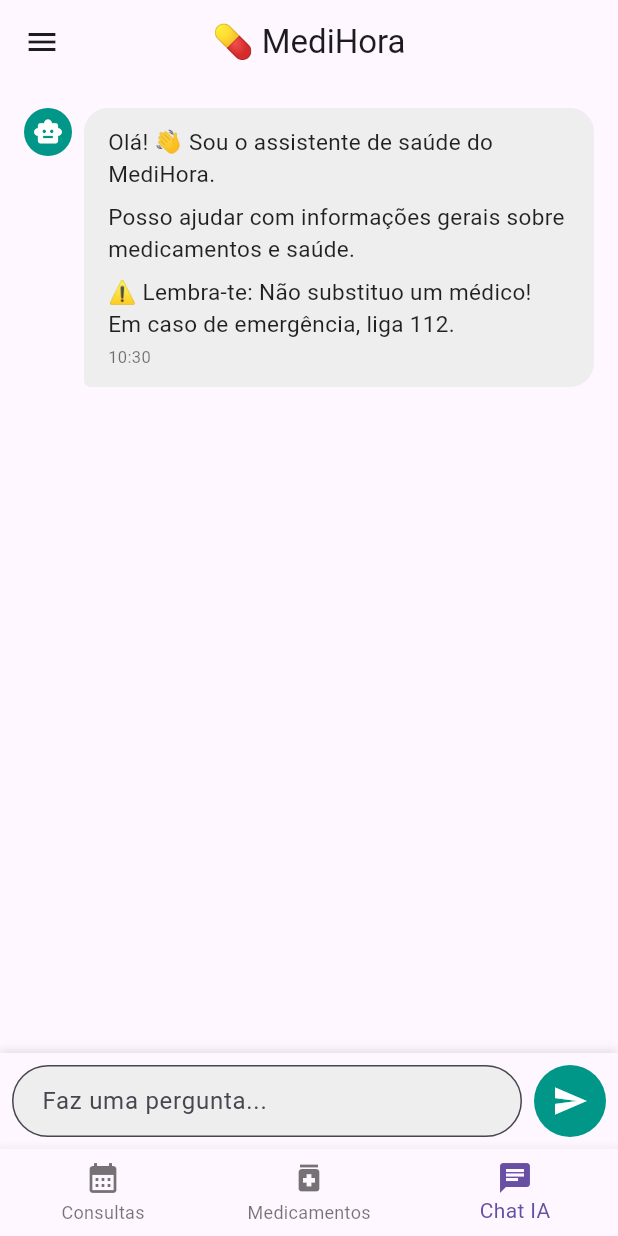
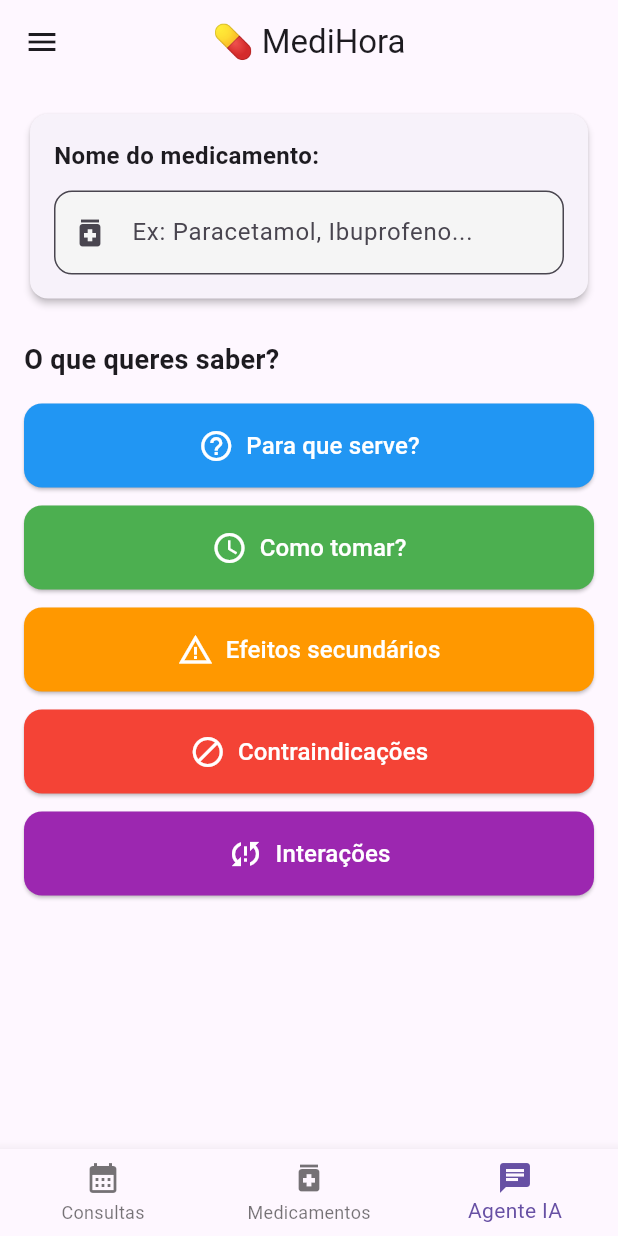
Before and after one commit to amBarreto/PAP, a Flutter app: the screen it shows after launch, item 3 of the bottom bar chosen, on a phone screen of 412 x 824 dp. Run offline on Flutter 3.47's test engine with Material 3 defaults, Android fonts, the phone set to English and light mode, and no system bars; drawn by our look-alikes of flutter_markdown; our stand-ins replace flutter_local_notifications, isar, permission_handler, timezone; accounts and stored records are empty; generated files the repository leaves out were written again; network calls fail.

Commit message:
mudanças na AI

```diff
--- a/lib/home_page.dart
+++ b/lib/home_page.dart
@@ -3,7 +3,7 @@
 import 'package:flutter/material.dart';
 import 'main.dart';
 import 'pages/consultas_page.dart';
-import 'pages/chat_ai_page.dart';
+import 'pages/ia_page.dart';
 import 'drawer.dart';
 
 class HomePage extends StatefulWidget {
@@ -34,7 +34,7 @@
         toggleTheme: widget.toggleTheme,
         showAppBar: false,  // Não mostra AppBar própria
       ),
-      const ChatIAPage(showAppBar: false),  // Não mostra AppBar própria
+      const AiPage(showAppBar: false),  // Não mostra AppBar própria
     ];
 
     return Scaffold(
@@ -65,7 +65,7 @@
           ),
           BottomNavigationBarItem(
             icon: Icon(Icons.chat),
-            label: 'Chat IA',
+            label: 'Agente IA',
           ),
         ],
       ),
--- a/lib/models/mensagem.dart
+++ b/lib/models/mensagem.dart
@@ -1,11 +1,13 @@
 class Mensagem {
-  final String texto;
-  final bool isUser;
+  final String medicamento;
+  final String tipoConsulta;
+  final String resposta;
   final DateTime timestamp;
 
   Mensagem({
-    required this.texto,
-    required this.isUser,
+    required this.medicamento,
+    required this.tipoConsulta,
+    required this.resposta,
     required this.timestamp,
   });
 }
--- a/lib/pages/chat_ai_page.dart
+++ /dev/null
@@ -1,359 +0,0 @@
-import 'package:flutter/material.dart';
-import '../models/mensagem.dart';
-import '../services/ia_service.dart';
-import 'package:flutter_markdown/flutter_markdown.dart';
-
-class ChatIAPage extends StatefulWidget {
-  final bool showAppBar;
-
-  const ChatIAPage({
-    super.key,
-    this.showAppBar = true,
-  });
-
-  @override
-  State<ChatIAPage> createState() => _ChatIAPageState();
-}
-
-class _ChatIAPageState extends State<ChatIAPage> {
-  final List<Mensagem> mensagens = [];
-  final TextEditingController messageController = TextEditingController();
-  final ScrollController scrollController = ScrollController();
-  final IAService iaService = IAService(); //serviço IA
-
-  bool isLoading = false;
-  bool isOnline = false;
-
-  @override
-  void initState() {
-    super.initState();
-    verificarStatus();
-    adicionarMensagemBemVinda();
-  }
-
-  Future<void> verificarStatus() async { // /health
-    final status = await iaService.verificarStatus();
-    setState(() => isOnline = status);
-  }
-
-  void adicionarMensagemBemVinda() {
-    setState(() {
-      mensagens.add(Mensagem(
-        texto: 'Olá! 👋 Sou o assistente de saúde do MediHora.\n\n'
-            'Posso ajudar com informações gerais sobre medicamentos e saúde.\n\n'
-            '⚠️ Lembra-te: Não substituo um médico! Em caso de emergência, liga 112.',
-        isUser: false,
-        timestamp: DateTime.now(),
-      ));
-    });
-  }
-
-  Future<void> enviarMensagem() async {
-    if (messageController.text.trim().isEmpty) return;
-
-    final texto = messageController.text.trim();
-    messageController.clear();
-
-    // Adiciona mensagem do utilizador
-    setState(() {
-      mensagens.add(Mensagem(
-        texto: texto,
-        isUser: true,
-        timestamp: DateTime.now(),
-      ));
-      isLoading = true;
-    });
-
-    scrollToBottom();
-
-    // Chama a IA
-    final resposta = await iaService.perguntar(texto); //render -> main.py -> IA
-
-    // Adiciona resposta da IA
-    setState(() {
-      mensagens.add(Mensagem(
-        texto: resposta,
-        isUser: false,
-        timestamp: DateTime.now(),
-      ));
-      isLoading = false;
-    });
-
-    scrollToBottom();
-  }
-
-  void scrollToBottom() {
-    Future.delayed(const Duration(milliseconds: 100), () {
-      if (scrollController.hasClients) {
-        scrollController.animateTo(
-          scrollController.position.maxScrollExtent,
-          duration: const Duration(milliseconds: 300),
-          curve: Curves.easeOut,
-        );
-      }
-    });
-  }
-
-  //UI
-  @override
-  Widget build(BuildContext context) {
-
-      final isDark = Theme.of(context).brightness == Brightness.dark;  //dark mode
-
-    return Scaffold(
-      appBar: widget.showAppBar
-          ? AppBar(
-              title: const Text('🤖 Assistente IA'),
-              centerTitle: true,
-              actions: [
-                Padding(
-                  padding: const EdgeInsets.only(right: 8),
-                  child: Center(
-                    child: Container(
-                      padding: const EdgeInsets.symmetric(horizontal: 12, vertical: 6),
-                      decoration: BoxDecoration(
-                        color: isOnline ? Colors.green.shade100 : Colors.red.shade100,
-                        borderRadius: BorderRadius.circular(12),
-                      ),
-                      child: Row(
-                        mainAxisSize: MainAxisSize.min,
-                        children: [
-                          Icon(
-                            isOnline ? Icons.cloud_done : Icons.cloud_off,
-                            color: isOnline ? Colors.green : Colors.red,
-                            size: 16,
-                          ),
-                          const SizedBox(width: 4),
-                          Text(
-                            isOnline ? 'Online' : 'Offline',
-                            style: TextStyle(
-                              color: isOnline ? Colors.green.shade900 : Colors.red.shade900,
-                              fontSize: 12,
-                              fontWeight: FontWeight.bold,
-                            ),
-                          ),
-                        ],
-                      ),
-                    ),
-                  ),
-                ),
-              ],
-            )
-          : null,
-      body: Column(
-        children: [
-          // Lista de mensagens
-          Expanded(
-            child: mensagens.isEmpty
-                ? const Center(
-                    child: CircularProgressIndicator(),
-                  )
-                : ListView.builder(
-                    controller: scrollController,
-                    padding: const EdgeInsets.all(16),
-                    itemCount: mensagens.length,
-                    itemBuilder: (context, index) {
-                      final msg = mensagens[index];
-                      return ChatBubble(mensagem: msg);
-                    },
-                  ),
-          ),
-
-          // Indicador de carregamento
-          if (isLoading)
-            Padding(
-              padding: const EdgeInsets.all(8.0),
-              child: Row(
-                children: [
-                  const SizedBox(width: 16),
-                  SizedBox(
-                    width: 20,
-                    height: 20,
-                    child: CircularProgressIndicator(
-                      strokeWidth: 2,
-                      color: Colors.teal,
-                    ),
-                  ),
-                  const SizedBox(width: 12),
-                  const Text(
-                    'Pensando...',
-                    style: TextStyle(
-                      color: Colors.grey,
-                      fontStyle: FontStyle.italic,
-                    ),
-                  ),
-                ],
-              ),
-            ),
-
-          // Campo de input
-          Container(
-            padding: const EdgeInsets.all(8),
-            decoration: BoxDecoration(
-              color: Theme.of(context).cardColor,
-              boxShadow: [
-                BoxShadow(
-                  color: Colors.black.withOpacity(0.1),
-                  blurRadius: 4,
-                  offset: const Offset(0, -2),
-                ),
-              ],
-            ),
-            child: SafeArea(
-              child: Row(
-                children: [
-                  Expanded(
-                    child: TextField(
-                      controller: messageController,
-                      decoration: InputDecoration(
-                        hintText: 'Faz uma pergunta...',
-                        border: OutlineInputBorder(
-                          borderRadius: BorderRadius.circular(24),
-                        ),
-                        contentPadding: const EdgeInsets.symmetric(
-                          horizontal: 16,
-                          vertical: 12,
-                        ),
-                        filled: true,
-                        fillColor: isDark
-                            ? Colors.grey.shade800
-                            : Colors.grey.shade200,
-                      ),
-                      maxLines: null,
-                      textInputAction: TextInputAction.send,
-                      onSubmitted: (_) => enviarMensagem(),
-                      enabled: !isLoading,
-                    ),
-                  ),
-                  const SizedBox(width: 8),
-                  Container(
-                    decoration: BoxDecoration(
-                      color: Colors.teal,
-                      shape: BoxShape.circle,
-                    ),
-                    child: IconButton(
-                      onPressed: isLoading ? null : enviarMensagem,
-                      icon: const Icon(Icons.send, color: Colors.white),
-                      iconSize: 24,
-                    ),
-                  ),
-                ],
-              ),
-            ),
-          ),
-        ],
-      ),
-    );
-  }
-}
-
-// Widget para bolhas de chat
-
-class ChatBubble extends StatelessWidget {
-  final Mensagem mensagem;
-
-  const ChatBubble({super.key, required this.mensagem});
-
-  @override
-  Widget build(BuildContext context) {
-
-    final isDark = Theme.of(context).brightness == Brightness.dark;  //dark mode
-
-    return Padding(
-      padding: const EdgeInsets.only(bottom: 16),
-      child: Row(
-        mainAxisAlignment: mensagem.isUser
-            ? MainAxisAlignment.end
-            : MainAxisAlignment.start,
-        crossAxisAlignment: CrossAxisAlignment.start,
-        children: [
-          if (!mensagem.isUser) ...[
-            CircleAvatar(
-              backgroundColor: Colors.teal,
-              child: const Icon(Icons.smart_toy, color: Colors.white, size: 20),
-              radius: 16,
-            ),
-            const SizedBox(width: 8),
-          ],
-          Flexible(
-            child: Container(
-              padding: const EdgeInsets.symmetric(horizontal: 16, vertical: 12),
-              decoration: BoxDecoration(
-                color: mensagem.isUser
-                    ? Colors.teal
-                    : (isDark ? Colors.grey.shade800
-                    : Colors.grey.shade200),
-                borderRadius: BorderRadius.only(
-                  topLeft: const Radius.circular(16),
-                  topRight: const Radius.circular(16),
-                  bottomLeft: Radius.circular(mensagem.isUser ? 16 : 4),
-                  bottomRight: Radius.circular(mensagem.isUser ? 4 : 16),
-                ),
-              ),
-              child: Column(
-                crossAxisAlignment: CrossAxisAlignment.start,
-                children: [
-                  MarkdownBody(
-                    data: mensagem.texto,
-                    styleSheet: MarkdownStyleSheet(  //estilos markdown (negrito, itálico, listas, etc)
-                      p: TextStyle(
-                        color: mensagem.isUser ? Colors.white :
-                            isDark ? Colors.white70
-                            : Colors.black87,
-                        fontSize: 15,
-                        height: 1.4,
-                      ),
-
-                      strong: TextStyle(
-                        color: mensagem.isUser ? Colors.white :
-                            isDark ? Colors.white70
-                            : Colors.black87,
-                        fontWeight: FontWeight.bold,
-                        fontSize: 15,
-                      ),
-
-                      em: TextStyle(
-                        color: mensagem.isUser ? Colors.white :
-                            isDark ? Colors.white70
-                            :Colors.black87,
-                        fontStyle: FontStyle.italic,
-                        fontSize: 15,
-                      ),
-
-                      listBullet: TextStyle(
-                        color: mensagem.isUser ? Colors.white :
-                            isDark ? Colors.white70
-                            : Colors.black87,
-                      ),
-
-                    ),
-                    selectable: false,
-                  ),
-                  const SizedBox(height: 4),
-                  Text(
-                    '${mensagem.timestamp.hour.toString().padLeft(2, '0')}:${mensagem.timestamp.minute.toString().padLeft(2, '0')}',
-                    style: TextStyle(
-                      color: mensagem.isUser
-                          ? Colors.white70
-                          : (isDark ? Colors.white54
-                          : Colors.black54),
-                      fontSize: 11,
-                    ),
-                  ),
-                ],
-              ),
-            ),
-          ),
-          if (mensagem.isUser) ...[
-            const SizedBox(width: 8),
-            CircleAvatar(
-              backgroundColor: Colors.blue,
-              child: const Icon(Icons.person, color: Colors.white, size: 20),
-              radius: 16,
-            ),
-          ],
-        ],
-      ),
-    );
-  }
-}
--- /dev/null
+++ b/lib/pages/ia_page.dart
@@ -0,0 +1,323 @@
+import 'package:flutter/material.dart';
+import '../services/ia_service.dart';
+import 'package:flutter_markdown/flutter_markdown.dart';
+
+class AiPage extends StatefulWidget {
+  final bool showAppBar;
+
+  const AiPage({
+    super.key,
+    this.showAppBar = true,
+  });
+
+  @override
+  State<AiPage> createState() => _AiPageState();
+}
+
+class _AiPageState extends State<AiPage> {
+  final TextEditingController medicamentoController = TextEditingController(); // Controlador do campo de texto
+  final IAService iaService = IAService(); //API
+
+  bool isLoading = false;
+  bool isOnline = false;
+  String? resposta;
+  String? medicamentoAtual;
+  String? tipoConsultaAtual;
+
+  // Categorias disponíveis
+  final List<Map<String, dynamic>> categorias = [
+    {
+      'id': 'para_que_serve',
+      'titulo': 'Para que serve?',
+      'icon': Icons.help_outline,
+      'cor': Colors.blue,
+    },
+    {
+      'id': 'como_tomar',
+      'titulo': 'Como tomar?',
+      'icon': Icons.access_time,
+      'cor': Colors.green,
+    },
+    {
+      'id': 'efeitos_secundarios',
+      'titulo': 'Efeitos secundários',
+      'icon': Icons.warning_amber,
+      'cor': Colors.orange,
+    },
+    {
+      'id': 'contraindicacoes',
+      'titulo': 'Contraindicações',
+      'icon': Icons.block,
+      'cor': Colors.red,
+    },
+    {
+      'id': 'interacoes',
+      'titulo': 'Interações',
+
+      'icon': Icons.sync_problem,
+      'cor': Colors.purple,
+    },
+  ];
+
+  @override
+  void initState() {
+    super.initState();
+    verificarStatus();
+  }
+
+  Future<void> verificarStatus() async {
+    final status = await iaService.verificarStatus();
+    setState(() => isOnline = status);
+  }
+
+  Future<void> consultarMedicamento(String tipoConsulta) async {
+    if (medicamentoController.text.trim().isEmpty) {
+      ScaffoldMessenger.of(context).showSnackBar(
+        const SnackBar(content: Text('Escreve o nome do medicamento')),
+      );
+      return;
+    }
+
+    setState(() {
+      isLoading = true;
+      resposta = null;
+      medicamentoAtual = medicamentoController.text.trim();
+      tipoConsultaAtual = tipoConsulta;
+    });
+
+    final resultado = await iaService.consultarMedicamento( // Chamada à API
+      medicamentoController.text.trim(),
+      tipoConsulta,
+    );
+
+    setState(() {
+      resposta = resultado;
+      isLoading = false;
+    });
+  }
+
+  String getTituloCategoria(String id) {
+    return categorias.firstWhere((c) => c['id'] == id)['titulo'];
+  }
+
+  @override
+  Widget build(BuildContext context) {
+    final isDark = Theme.of(context).brightness == Brightness.dark;
+
+    return Scaffold(
+      appBar: widget.showAppBar
+          ? AppBar(
+              title: const Text('💊 Pesquisar Medicamento'),
+              centerTitle: true,
+              actions: [
+                Padding(
+                  padding: const EdgeInsets.only(right: 8),
+                  child: Center(
+                    child: Container(
+                      padding: const EdgeInsets.symmetric(horizontal: 12, vertical: 6),
+                      decoration: BoxDecoration(
+                        color: isOnline ? Colors.green.shade100 : Colors.red.shade100,
+                        borderRadius: BorderRadius.circular(12),
+                      ),
+                      child: Row(
+                        mainAxisSize: MainAxisSize.min,
+                        children: [
+                          Icon(
+                            isOnline ? Icons.cloud_done : Icons.cloud_off,
+                            color: isOnline ? Colors.green : Colors.red,
+                            size: 16,
+                          ),
+                          const SizedBox(width: 4),
+                          Text(
+                            isOnline ? 'Online' : 'Offline',
+                            style: TextStyle(
+                              color: isOnline ? Colors.green.shade900 : Colors.red.shade900,
+                              fontSize: 12,
+                              fontWeight: FontWeight.bold,
+                            ),
+                          ),
+                        ],
+                      ),
+                    ),
+                  ),
+                ),
+              ],
+            )
+          : null,
+      body: SingleChildScrollView(
+        padding: const EdgeInsets.all(16),
+        child: Column(
+          crossAxisAlignment: CrossAxisAlignment.stretch,
+          children: [
+            // Campo de pesquisa
+            Card(
+              elevation: 2,
+              child: Padding(
+                padding: const EdgeInsets.all(16),
+                child: Column(
+                  crossAxisAlignment: CrossAxisAlignment.start,
+                  children: [
+                    const Text(
+                      'Nome do medicamento:',
+                      style: TextStyle(
+                        fontSize: 16,
+                        fontWeight: FontWeight.bold,
+                      ),
+                    ),
+                    const SizedBox(height: 12),
+                    TextField(
+                      controller: medicamentoController,
+                      decoration: InputDecoration(
+                        hintText: 'Ex: Paracetamol, Ibuprofeno...',
+                        prefixIcon: const Icon(Icons.medication),
+                        border: OutlineInputBorder(
+                          borderRadius: BorderRadius.circular(12),
+                        ),
+                        filled: true,
+                        fillColor: isDark ? Colors.grey.shade800 : Colors.grey.shade100,
+                      ),
+                      textCapitalization: TextCapitalization.words,
+                      enabled: !isLoading,
+                    ),
+                  ],
+                ),
+              ),
+            ),
+
+            const SizedBox(height: 24),
+
+            // Título das categorias
+            const Text(
+              'O que queres saber?',
+              style: TextStyle(
+                fontSize: 18,
+                fontWeight: FontWeight.bold,
+              ),
+            ),
+
+            const SizedBox(height: 16),
+
+            // Botões de categorias
+            ...categorias.map((categoria) => Padding(
+              padding: const EdgeInsets.only(bottom: 12),
+              child: ElevatedButton.icon(
+                onPressed: isLoading
+                    ? null
+                    : () => consultarMedicamento(categoria['id']),
+                icon: Icon(categoria['icon'], size: 24),
+                label: Text(
+                  categoria['titulo'],
+                  style: const TextStyle(fontSize: 16),
+                ),
+                style: ElevatedButton.styleFrom(
+                  backgroundColor: categoria['cor'],
+                  foregroundColor: Colors.white,
+                  padding: const EdgeInsets.all(16),
+                  shape: RoundedRectangleBorder(
+                    borderRadius: BorderRadius.circular(12),
+                  ),
+                ),
+              ),
+            )),
+
+            // Indicador de carregamento
+            if (isLoading) ...[
+              const SizedBox(height: 24),
+              const Center(
+                child: CircularProgressIndicator(),
+              ),
+              const SizedBox(height: 12),
+              Center(
+                child: Text(
+                  'A consultar informações sobre $medicamentoAtual...',
+                  style: const TextStyle(
+                    color: Colors.grey,
+                    fontStyle: FontStyle.italic,
+                  ),
+                ),
+              ),
+            ],
+
+            // Resposta
+            if (resposta != null && !isLoading) ...[
+              const SizedBox(height: 24),
+              Card(
+                elevation: 4,
+                color: isDark ? Colors.grey.shade900 : Colors.blue.shade50,
+                child: Padding(
+                  padding: const EdgeInsets.all(16),
+                  child: Column(
+                    crossAxisAlignment: CrossAxisAlignment.start,
+                    children: [
+                      Row(
+                        children: [
+                          Icon(
+                            Icons.info_outline,
+                            color: Colors.blue.shade700,
+                          ),
+                          const SizedBox(width: 8),
+                          Expanded(
+                            child: Text(
+                              '$medicamentoAtual - ${getTituloCategoria(tipoConsultaAtual!)}',
+                              style: TextStyle(
+                                fontSize: 18,
+                                fontWeight: FontWeight.bold,
+                                color: isDark ? Colors.white : Colors.blue.shade900,
+                              ),
+                            ),
+                          ),
+                        ],
+                      ),
+                      const Divider(height: 24),
+                      MarkdownBody(
+                        data: resposta!, //resposta da API
+                        styleSheet: MarkdownStyleSheet(
+                          p: TextStyle(
+                            fontSize: 15,
+                            height: 1.5,
+                            color: isDark ? Colors.white70 : Colors.black87,
+                          ),
+                          strong: TextStyle(
+                            fontWeight: FontWeight.bold,
+                            color: isDark ? Colors.white : Colors.black87,
+                          ),
+                          listBullet: TextStyle(
+                            color: isDark ? Colors.white70 : Colors.black87,
+                          ),
+                        ),
+                      ),
+                      const SizedBox(height: 16),
+                      Container(
+                        padding: const EdgeInsets.all(12),
+                        decoration: BoxDecoration(
+                          color: Colors.amber.shade100,
+                          borderRadius: BorderRadius.circular(8),
+                        ),
+                        child: Row(
+                          children: [
+                            Icon(Icons.warning_amber, color: Colors.amber.shade900),
+                            const SizedBox(width: 8),
+                            Expanded(
+                              child: Text(
+                                'Esta informação não substitui consulta médica',
+                                style: TextStyle(
+                                  fontSize: 13,
+                                  color: Colors.amber.shade900,
+                                  fontWeight: FontWeight.w500,
+                                ),
+                              ),
+                            ),
+                          ],
+                        ),
+                      ),
+                    ],
+                  ),
+                ),
+              ),
+            ],
+          ],
+        ),
+      ),
+    );
+  }
+}
--- a/lib/services/ia_service.dart
+++ b/lib/services/ia_service.dart
@@ -1,32 +1,35 @@
-import 'dart:convert'; //json para dart
+import 'dart:convert';
 import 'package:http/http.dart' as http;
 
 class IAService {
 
   static const String baseUrl = 'https://medihora-api.onrender.com';
 
-  Future<String> perguntar(String pergunta, {String contexto = ''}) async {
+  Future<String> consultarMedicamento(
+    String medicamento,
+    String tipoConsulta,
+  ) async {
     try {
       final response = await http.post(
-        Uri.parse('$baseUrl/chat'), //monta url
+        Uri.parse('$baseUrl/medicamento'),
         headers: {'Content-Type': 'application/json'},
-        body: json.encode({ //dart pa json
-          'pergunta': pergunta,
-          'contexto': contexto,
+        body: json.encode({
+          'medicamento': medicamento,
+          'tipo_consulta': tipoConsulta,
         }),
       );
 
       if (response.statusCode == 200) {
-        final data = json.decode(utf8.decode(response.bodyBytes)); //bytes -> string -> json
+        final data = json.decode(utf8.decode(response.bodyBytes));
         return data['resposta'];
       } else {
-        return 'Erro ao contactar o servidor. Tenta novamente.';
+        return 'Erro ao consultar medicamento. Tenta novamente.';
       }
     } catch (e) {
       return 'Erro de conexão. Verifica a tua internet.';
     }
   }
-//verifica se a API está online
+
   Future<bool> verificarStatus() async {
     try {
       final response = await http.get(Uri.parse('$baseUrl/health'));
```
Also changed, not shown: 1 other file.
